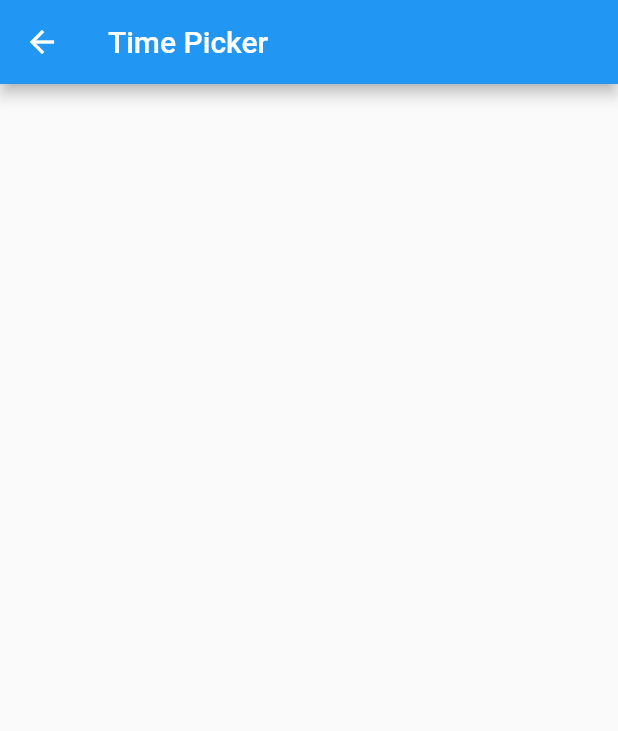
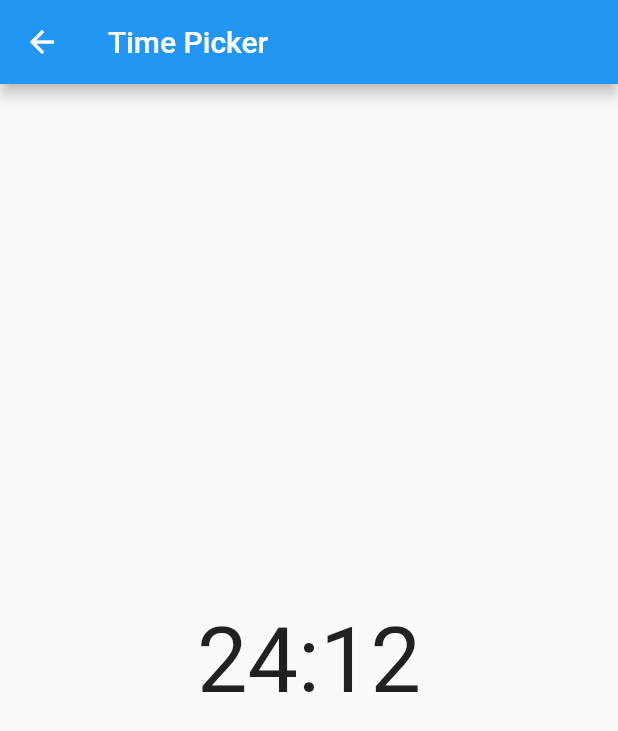
Before and after one commit to erdemgocen44/Flutter_Widgets, a Flutter app: the TimePickerHome screen opened by its route, on a phone screen of 412 x 824 dp. Shown: the top 731 px of the screen. Run offline on Flutter 3.47's test engine with Material 2 defaults, Android fonts, the phone set to English and light mode, and no system bars.

Commit message:
time picker starting

```diff
--- a/lib/widgets/time_picker/time_picker_home.dart
+++ b/lib/widgets/time_picker/time_picker_home.dart
@@ -8,12 +8,19 @@ class TimePickerHome extends StatefulWidget {
 }
 
 class _TimePickerHomeState extends State<TimePickerHome> {
+  TimeOfDay? time = const TimeOfDay(hour: 24, minute: 12);
   @override
   Widget build(BuildContext context) {
     return Scaffold(
       appBar: AppBar(
         title: Text(widget.title),
       ),
+      body: Center(
+        child: Text(
+          '${time!.hour.toString()}:${time!.minute.toString()}',
+          style: const TextStyle(fontSize: 60),
+        ),
+      ),
     );
   }
 }
```
